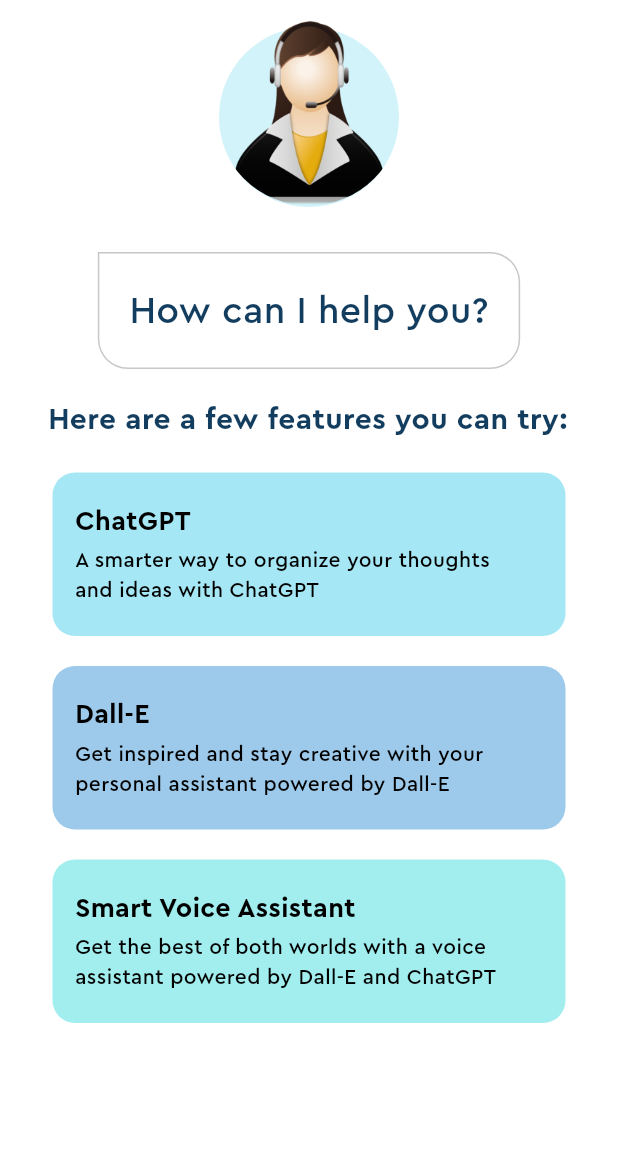
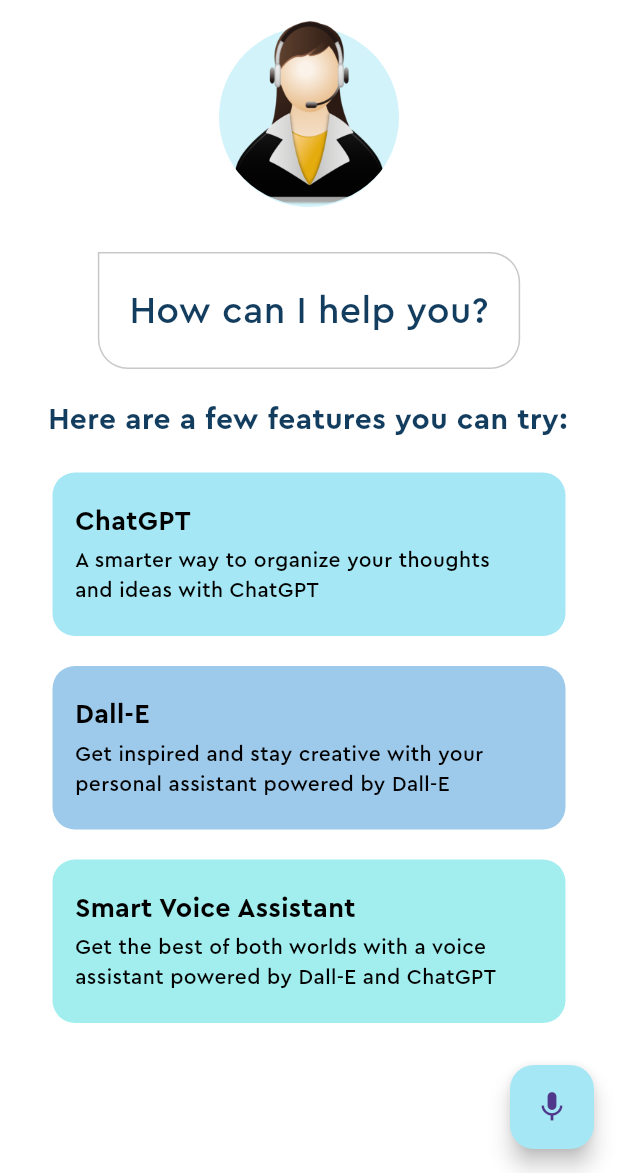
Before and after one commit to anupamm3/smart_voice_ai, a Flutter app: the screen it shows after launch, on a phone screen of 412 x 824 dp, the part 63-1236 px from its top. Run offline on Flutter 3.47's test engine with Material 3 defaults, Android fonts, the phone set to English and light mode, and no system bars.

Commit message:
floating button added to complete the UI part of app

```diff
--- a/lib/home_page.dart
+++ b/lib/home_page.dart
@@ -105,6 +105,13 @@
           ),
         ],
       ),
+      floatingActionButton: FloatingActionButton(
+        onPressed: () {
+          // Action to perform when the button is pressed
+        },
+        backgroundColor: Pallete.featureBox1Color,
+        child: const Icon(Icons.mic),
+      ),
     );
   }
 }
```
